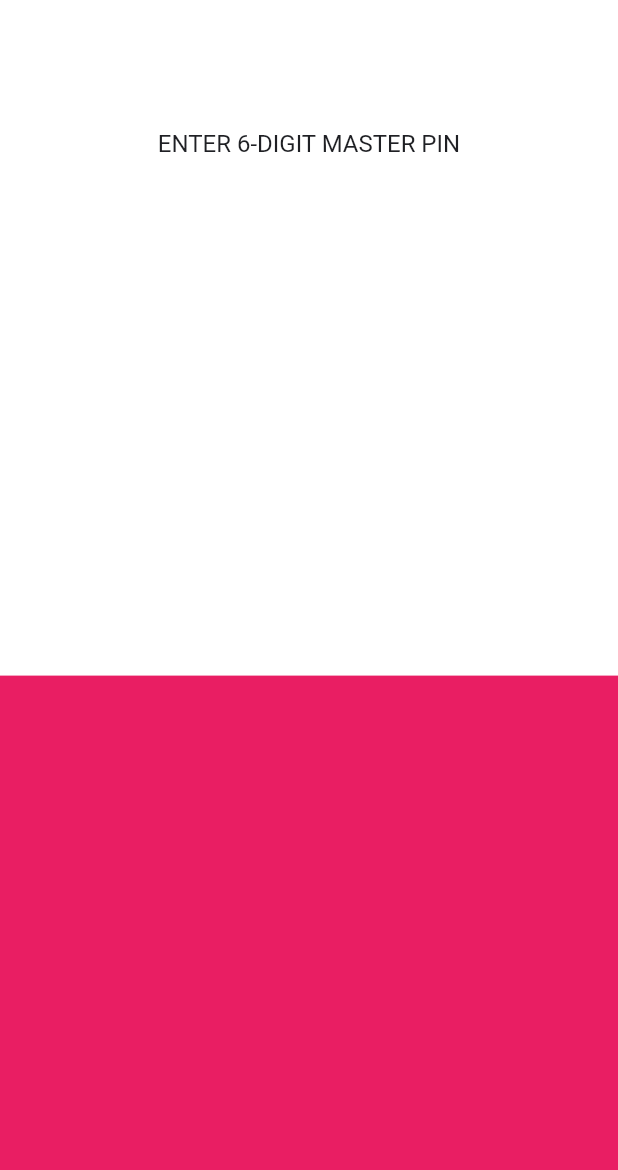
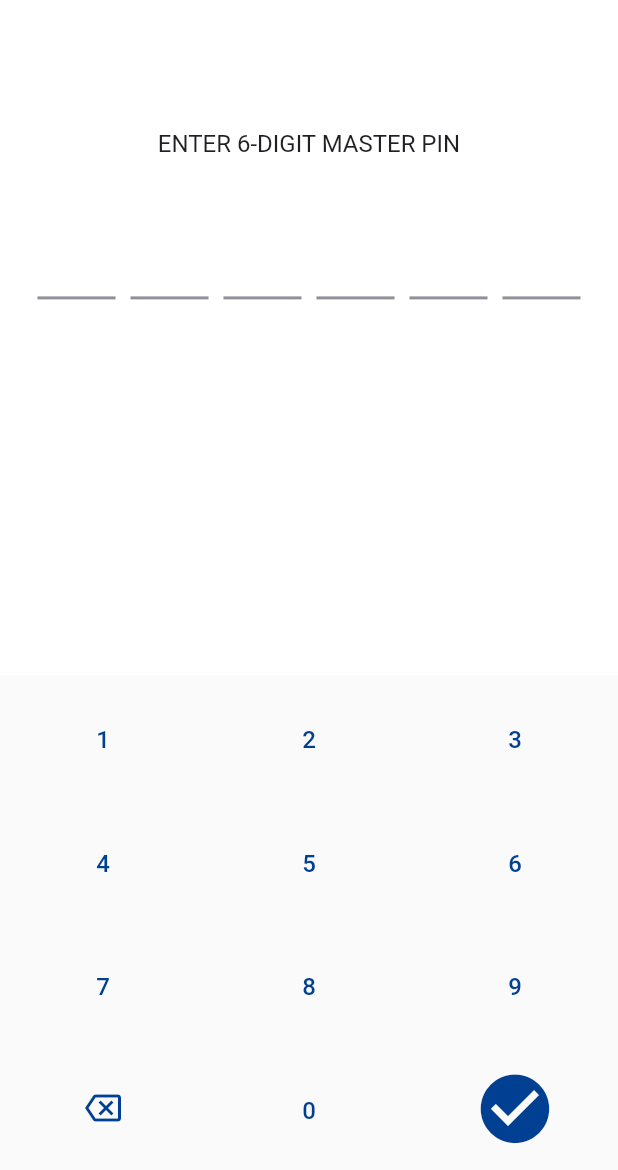
Before and after one commit to sanjeevnode/nort, a Flutter app: the EnterMasterPassword screen opened by its route, on a phone screen of 412 x 824 dp, the part 66-1236 px from its top. Run offline on Flutter 3.47's test engine with Material 3 defaults, Android fonts, the phone set to English and light mode, and no system bars; our stand-ins replace bloc, equatable, flutter_bloc, flutter_native_splash, flutter_svg, shared_preferences and 1 more; accounts and stored records are empty; Roboto replaces fonts that are missing (Montserrat).

Commit message:
enter password screen

```diff
--- a/lib/ui/view/home/note_list_page.dart
+++ b/lib/ui/view/home/note_list_page.dart
@@ -4,8 +4,6 @@ import 'package:nort/core/theme/app_colors.dart';
 import 'package:nort/core/theme/app_text_style.dart';
 import 'package:nort/domain/cubit/app_cubit.dart';
 import 'package:nort/ui/routes/app_route_name.dart';
-import 'package:nort/ui/widgets/app_bottom_sheet.dart';
-import 'package:nort/ui/widgets/enter_master_password.dart';
 import 'package:nort/ui/widgets/note_item.dart';
 
 class NoteListPage extends StatefulWidget {
@@ -29,7 +27,7 @@ class _NoteListPageState extends State<NoteListPage> {
           lastUpdated: '2025-01-15 12:00:00',
           onTap: _showBottomSheet,
         ),
-        NoteItem(
+        const NoteItem(
           title: 'Facebook',
           lastUpdated: '2025-01-15 12:00:00',
         ),
--- a/lib/ui/widgets/enter_master_password.dart
+++ b/lib/ui/widgets/enter_master_password.dart
@@ -1,3 +1,5 @@
+import 'dart:developer';
+
 import 'package:flutter/material.dart';
 import 'package:flutter_svg/svg.dart';
 import 'package:nort/core/theme/app_colors.dart';
@@ -11,14 +13,15 @@ class EnterMasterPassword extends StatefulWidget {
 }
 
 class _EnterMasterPasswordState extends State<EnterMasterPassword> {
-  final List<String> _password = List.filled(6, '');
+  List<String> _password = [];
 
   @override
   Widget build(BuildContext context) {
     final sc = MediaQuery.of(context).size;
+    log('password: $_password');
     return Scaffold(
       appBar: PreferredSize(
-        preferredSize: Size.fromHeight(60),
+        preferredSize: const Size.fromHeight(60),
         child: SafeArea(
           child: Container(
             padding: const EdgeInsets.symmetric(horizontal: 20, vertical: 10),
@@ -75,22 +78,40 @@ class _EnterMasterPasswordState extends State<EnterMasterPassword> {
             SizedBox(height: sc.height * 0.05),
             Builder(builder: (context) {
               final width = sc.width - 40;
-              final itemSize = (width - 36) / 6;
+              final itemSize = (width - 60) / 6;
               return Padding(
                 padding: const EdgeInsets.symmetric(horizontal: 20),
                 child: Row(
                   mainAxisAlignment: MainAxisAlignment.center,
                   children: [
-                    for (int i = 0; i < _password.length; i++) ...[
+                    for (int i = 0; i < 6; i++) ...[
                       Builder(builder: (context) {
-                        final p = _password[i];
+                        final flag = i + 1 <= _password.length;
                         return Container(
                           width: itemSize,
                           height: itemSize,
-                          decoration: BoxDecoration(),
+                          decoration: flag
+                              ? null
+                              : const BoxDecoration(
+                                  border: Border(
+                                    bottom: BorderSide(
+                                      color: AppColors.dark100,
+                                      width: 2,
+                                    ),
+                                  ),
+                                ),
+                          child: flag
+                              ? const Center(
+                                  child: Icon(
+                                    Icons.circle,
+                                    color: AppColors.dark900,
+                                    size: 10,
+                                  ),
+                                )
+                              : null,
                         );
                       }),
-                      if (i != 5) const SizedBox(width: 6),
+                      if (i != 5) const SizedBox(width: 10),
                     ]
                   ],
                 ),
@@ -99,10 +120,75 @@ class _EnterMasterPasswordState extends State<EnterMasterPassword> {
             const Spacer(),
             Builder(builder: (context) {
               final height = sc.height * .4;
+              final h = height / 4;
+              final w = sc.width / 3;
               return Container(
                 width: sc.width,
                 height: height,
-                color: Colors.pink,
+                color: AppColors.light300.withOpacity(.5),
+                child: Wrap(
+                  children: [
+                    for (int i = 1; i <= 9; i++)
+                      NumberContainer(
+                        w: w,
+                        h: h,
+                        text: i.toString(),
+                        onTap: () {
+                          setState(() {
+                            if (_password.length == 6) return;
+                            _password.add(i.toString());
+                          });
+                        },
+                      ),
+                    Material(
+                      child: InkWell(
+                        onTap: () {
+                          setState(() {
+                            if (_password.isEmpty) return;
+                            _password.removeLast();
+                          });
+                        },
+                        child: SizedBox(
+                          width: w,
+                          height: h,
+                          child: const Center(
+                            child: Icon(
+                              Icons.backspace_outlined,
+                              color: Color.fromARGB(255, 0, 63, 146),
+                            ),
+                          ),
+                        ),
+                      ),
+                    ),
+                    NumberContainer(
+                      w: w,
+                      h: h,
+                      text: '0',
+                      onTap: () {
+                        setState(() {
+                          if (_password.length == 6) return;
+                          _password.add('0');
+                        });
+                      },
+                    ),
+                    Material(
+                      child: InkWell(
+                        onTap: () {},
+                        child: SizedBox(
+                          width: w,
+                          height: h,
+                          child: Center(
+                            child: Icon(
+                              Icons.check_circle_sharp,
+                              color: const Color.fromARGB(255, 0, 63, 146),
+                              size: (w + h) / 2 * .5,
+                            ),
+                          ),
+                        ),
+                      ),
+                    ),
+                  ],
+                ),
               );
             }),
           ],
@@ -111,3 +197,38 @@ class _EnterMasterPasswordState extends State<EnterMasterPassword> {
     );
   }
 }
+
+class NumberContainer extends StatelessWidget {
+  const NumberContainer({
+    super.key,
+    required this.w,
+    required this.h,
+    required this.text,
+    this.onTap,
+  });
+  final double w;
+  final double h;
+  final String text;
+  final void Function()? onTap;
+
+  @override
+  Widget build(BuildContext context) {
+    return Material(
+      child: InkWell(
+        onTap: onTap,
+        child: SizedBox(
+          width: w,
+          height: h,
+          child: Center(
+            child: Text(
+              text,
+              style: AppTextStyle.textLgMedium.copyWith(
+                color: const Color.fromARGB(255, 0, 63, 146),
+              ),
+            ),
+          ),
+        ),
+      ),
+    );
+  }
+}
```
